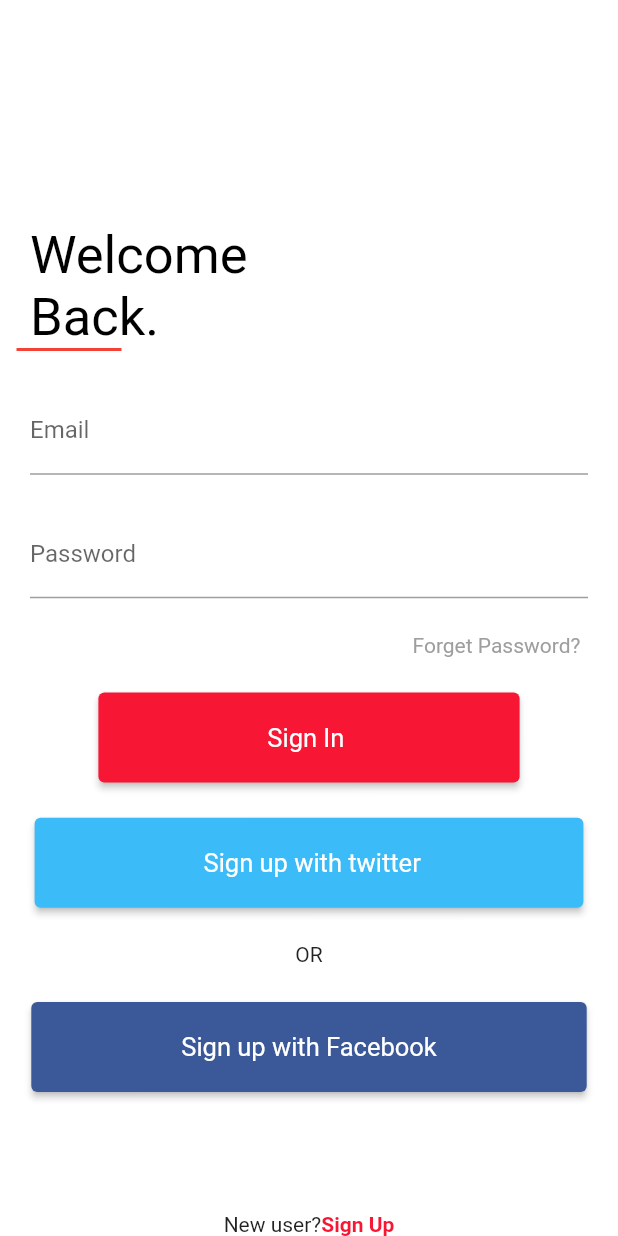
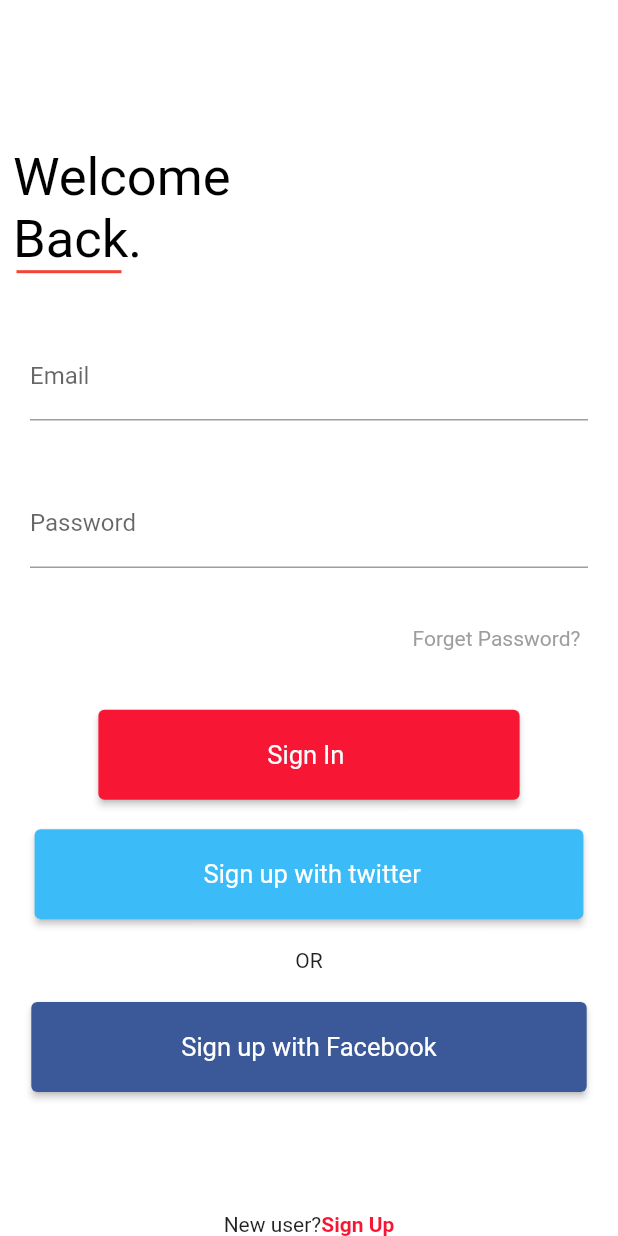
Before and after one commit to W1010x/Flutter_frontEnd, a Flutter app: the LogIn screen opened directly, on a phone screen of 412 x 824 dp. Run offline on Flutter 3.47's test engine with Material 2 defaults, Android fonts, the phone set to English and light mode, and no system bars; our stand-ins replace smooth_page_indicator.

Commit message:
after edit login login

```diff
--- a/photog_app/lib/Screens/LoginScreen.dart
+++ b/photog_app/lib/Screens/LoginScreen.dart
@@ -10,6 +10,7 @@
   @override
   Widget build(BuildContext context) {
     return Scaffold(
+resizeToAvoidBottomInset: false,
       body: Container(
         decoration: BoxDecoration(
           color: Colors.white,
@@ -17,19 +18,17 @@
         child: Column(
           mainAxisAlignment: MainAxisAlignment.start,
           children: [
-            Padding(
-              padding: const EdgeInsets.only(top: 150,left: 20),
-              child: Align(
+            Spacer(flex: 5,),
+             Align(
                 alignment: Alignment.centerLeft,
-                child: Text('Welcome\nBack.',
+                child: Text(' Welcome\n Back.',
                   style: TextStyle(
                       fontSize: 35,color: Colors.black,
                       fontWeight: FontWeight.w400
                   ),
                 ),
+              ),
 
-              ),
-            ),
             Container(
               margin: EdgeInsets.only(right: 320),
               height: 2,
@@ -37,26 +36,26 @@
               color: Colors.red,
             ),
 
-            Spacer(flex: 1,),
+            Spacer(flex: 2,),
            // SizedBox(height: 20,),
             TextFeld(
                 Mytext:'Email'
             ),
 
-            Spacer(flex: 1,),
+            Spacer(flex: 2,),
 
             TextFeld(
                 Mytext:'Password'
             ),
            // SizedBox(height: 30,),
-            Spacer(flex: 1,),
+            Spacer(flex: 2,),
 
         Container(
           padding: EdgeInsets.only(left: 250),
           child:  Text('Forget Password?',style: TextStyle(color: Colors.grey), )
         ),
            // SizedBox(height: 40,)
-            Spacer(flex: 1,),
+            Spacer(flex: 2,),
 
             Button_Elevated(
                 Coluor:Color(0xffF71735),
```
